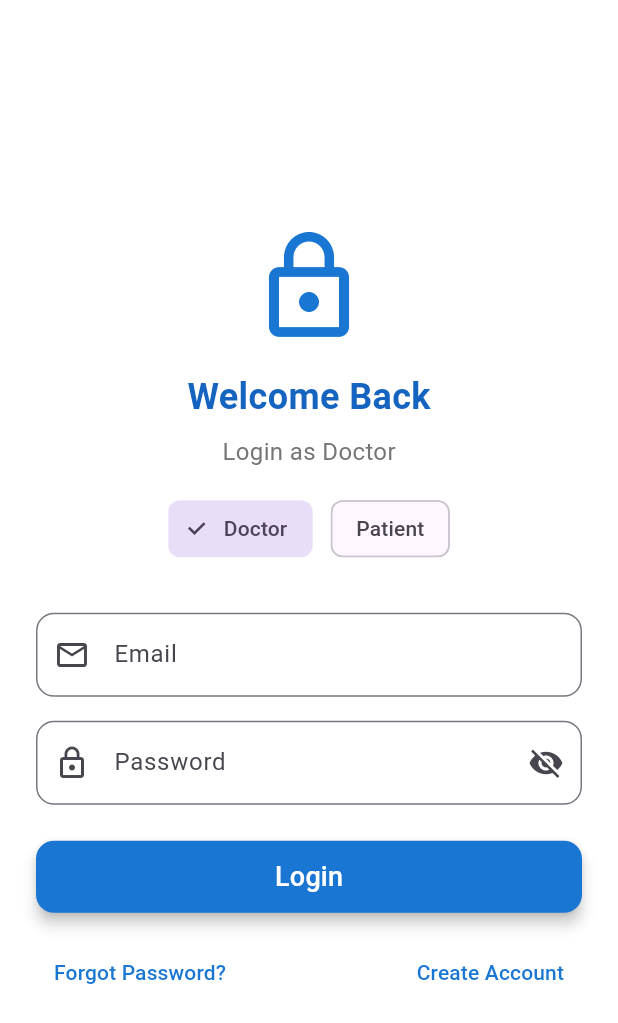
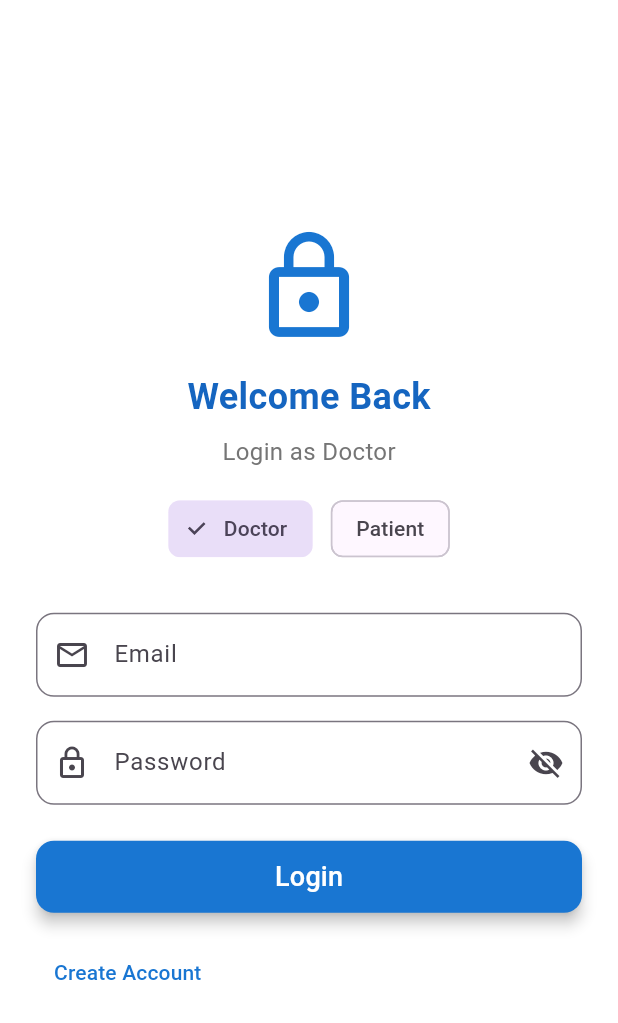
Before and after one commit to bhk97/ai-scribe-copilot, a Flutter app: the screen it shows after launch, on a phone screen of 412 x 824 dp. Shown: the top 1023 px of the screen. Run offline on Flutter 3.47's test engine with Material 3 defaults, Android fonts, the phone set to English and light mode, and no system bars; our stand-ins replace bloc, dio, flutter_bloc, flutter_dotenv, fluttertoast, jwt_decoder and 2 more; missing offline and left inert: flutter_sound.

Commit message:
changed ui

```diff
--- a/lib/screens/auth/login_screen.dart
+++ b/lib/screens/auth/login_screen.dart
@@ -160,10 +160,7 @@ class _LoginScreenState extends State<LoginScreen> {
                   Row(
                     mainAxisAlignment: MainAxisAlignment.spaceBetween,
                     children: [
-                      TextButton(
-                        onPressed: () {},
-                        child: Text("Forgot Password?", style: TextStyle(color: Colors.blue.shade700)),
-                      ),
+
                       TextButton(
                         onPressed: () {
                           Navigator.push(
```
